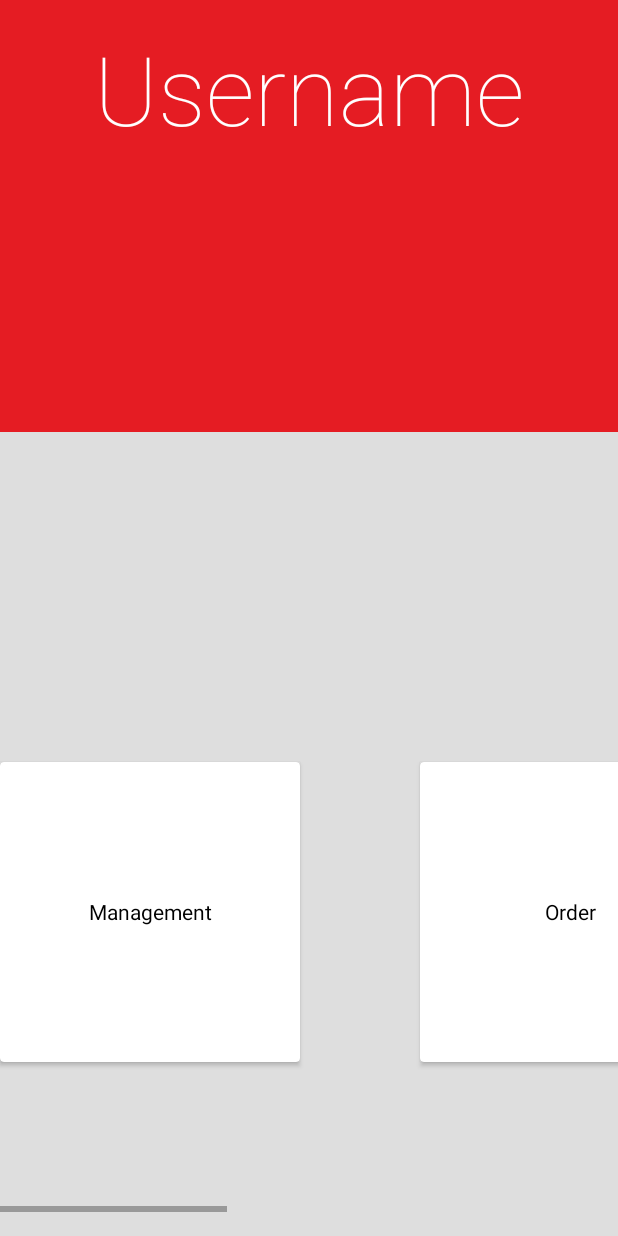
After one commit to RegardtS/ItalishPizza-AndroidStudio, an Android app: the MainMenu screen opened directly, with no data from a screen before it, on a phone screen of 412 x 824 dp. The commit adds this screen. Run offline under Robolectric (Android 15) with nearby library versions, the phone set to English and light mode, and no system bars.

Commit message:
Added main menu

```diff
--- a/app/src/main/AndroidManifest.xml
+++ b/app/src/main/AndroidManifest.xml
@@ -10,14 +10,21 @@
         <activity
             android:name=".LoginActivity"
             android:label="@string/app_name"
-            android:screenOrientation="landscape"
-            >
+            android:screenOrientation="landscape" >
             <intent-filter>
                 <action android:name="android.intent.action.MAIN" />
 
                 <category android:name="android.intent.category.LAUNCHER" />
             </intent-filter>
         </activity>
+        <activity
+            android:name=".MainMenu"
+            android:label="@string/title_activity_main_menu"
+            android:parentActivityName=".LoginActivity" >
+            <meta-data
+                android:name="android.support.PARENT_ACTIVITY"
+                android:value="regi.italishpizza.LoginActivity" />
+        </activity>
     </application>
 
 </manifest>
--- a/app/src/main/java/regi/italishpizza/LoginActivity.java
+++ b/app/src/main/java/regi/italishpizza/LoginActivity.java
@@ -4,6 +4,7 @@ import android.app.ActionBar.LayoutParams;
 import android.app.Activity;
 import android.app.AlertDialog;
 import android.content.DialogInterface;
+import android.content.Intent;
 import android.graphics.Color;
 import android.os.Bundle;
 import android.support.v7.widget.CardView;
@@ -15,7 +16,6 @@ import android.view.View;
 import android.widget.EditText;
 import android.widget.LinearLayout;
 import android.widget.TextView;
-import android.widget.Toast;
 
 import java.util.List;
 
@@ -33,13 +33,8 @@ public class LoginActivity extends Activity implements View.OnClickListener {
 
         LinearLayout gl = (LinearLayout) findViewById(R.id.LoginLinearLayout);
 
-        db.addStaffMember("Regi","Pass","1");
+        db.addStaffMember("Regi", "Pass", "1");
         List<String> staff = db.getAllStaffUsernames();
-
-
-
-
-
 
 
         for (int i = 0; i < staff.size(); i++) {
@@ -55,7 +50,6 @@ public class LoginActivity extends Activity implements View.OnClickListener {
             int margin = (int) (8 * scale + 0.5f);
             lp.setMargins(margin, margin, margin, margin);
             cv.setLayoutParams(lp);
-
 
 
             TextView tv = new TextView(this);
@@ -86,8 +80,6 @@ public class LoginActivity extends Activity implements View.OnClickListener {
     }
 
 
-
-
     @Override
     public boolean onCreateOptionsMenu(Menu menu) {
         getMenuInflater().inflate(R.menu.login, menu);
@@ -105,12 +97,10 @@ public class LoginActivity extends Activity implements View.OnClickListener {
 
     public void onClick(View view) {
 
-        final String viewtag = view.getTag() + "";
+        final String viewTag = view.getTag() + "";
 
         AlertDialog.Builder builder = new AlertDialog.Builder(this);
-        builder.setTitle("Enter password for " + viewtag);
-
-
+        builder.setTitle("Enter password for " + viewTag);
 
 // Set up the input
         final EditText input = new EditText(this);
@@ -122,14 +112,10 @@ public class LoginActivity extends Activity implements View.OnClickListener {
         builder.setPositiveButton("OK", new DialogInterface.OnClickListener() {
             @Override
             public void onClick(DialogInterface dialog, int which) {
-                if (db.verifyUser(viewtag, input.getText().toString())){
-                    Toast.makeText(getApplicationContext(), "Success login", Toast.LENGTH_SHORT).show();
-                }else{
-                    Toast.makeText(getApplicationContext(), "failed login", Toast.LENGTH_SHORT).show();
+                if (db.verifyUser(viewTag, input.getText().toString())) {
+                    Intent x = new Intent(LoginActivity.this, MainMenu.class);
+                    startActivity(x);
                 }
-
-
-
             }
         });
         builder.setNegativeButton("Cancel", new DialogInterface.OnClickListener() {
--- /dev/null
+++ b/app/src/main/java/regi/italishpizza/MainMenu.java
@@ -0,0 +1,99 @@
+package regi.italishpizza;
+
+import android.app.ActionBar;
+import android.app.Activity;
+import android.graphics.Color;
+import android.os.Bundle;
+import android.support.v7.widget.CardView;
+import android.view.Gravity;
+import android.view.Menu;
+import android.view.MenuItem;
+import android.view.View;
+import android.widget.LinearLayout;
+import android.widget.TextView;
+import android.widget.Toast;
+
+import java.util.Arrays;
+import java.util.List;
+
+public class MainMenu extends Activity implements View.OnClickListener{
+
+    @Override
+    protected void onCreate(Bundle savedInstanceState) {
+        super.onCreate(savedInstanceState);
+        setContentView(R.layout.activity_main_menu);
+
+        LinearLayout gl = (LinearLayout) findViewById(R.id.MainLinearLayout);
+        List<String> menuChoices = Arrays.asList("Management", "Order", "Inventory", "Bookings");
+
+
+
+
+        for (int i = 0; i < menuChoices.size(); i++) {
+            CardView cv = new CardView(this);
+
+            cv.setRadius(4);
+
+            ActionBar.LayoutParams lp = new ActionBar.LayoutParams(ActionBar.LayoutParams.WRAP_CONTENT, ActionBar.LayoutParams.WRAP_CONTENT);
+
+            final float scale = getResources().getDisplayMetrics().density;
+            lp.width = (int) (200 * scale + 0.5f);
+            lp.height = (int) (200 * scale + 0.5f);
+            int margin = (int) (8 * scale + 0.5f);
+            lp.setMargins(margin, margin, margin, margin);
+            cv.setLayoutParams(lp);
+
+
+            TextView tv = new TextView(this);
+            tv.setText(menuChoices.get(i));
+            tv.setGravity(Gravity.CENTER);
+            tv.setTextColor(Color.BLACK);
+
+            cv.addView(tv);
+
+            cv.setTag(menuChoices.get(i));
+            cv.setOnClickListener(this);
+            gl.addView(cv);
+
+
+            View v = new View(getApplicationContext());
+
+            ActionBar.LayoutParams lp2 = new ActionBar.LayoutParams(ActionBar.LayoutParams.WRAP_CONTENT, ActionBar.LayoutParams.WRAP_CONTENT);
+            lp2.width = (int) (80 * scale + 0.5f);
+            lp2.height = (int) (175 * scale + 0.5f);
+
+            v.setLayoutParams(lp2);
+
+            gl.addView(v);
+
+
+        }
+
+
+    }
+
+
+    @Override
+    public boolean onCreateOptionsMenu(Menu menu) {
+        // Inflate the menu; this adds items to the action bar if it is present.
+        getMenuInflater().inflate(R.menu.main_menu, menu);
+        return true;
+    }
+
+    @Override
+    public boolean onOptionsItemSelected(MenuItem item) {
+        // Handle action bar item clicks here. The action bar will
+        // automatically handle clicks on the Home/Up button, so long
+        // as you specify a parent activity in AndroidManifest.xml.
+        int id = item.getItemId();
+        if (id == R.id.action_settings) {
+            return true;
+        }
+        return super.onOptionsItemSelected(item);
+    }
+
+
+    public void onClick(View view) {
+        Toast.makeText(getApplicationContext(),"Clicked",Toast.LENGTH_SHORT).show();
+    }
+}
--- /dev/null
+++ b/app/src/main/res/layout/activity_main_menu.xml
@@ -0,0 +1,47 @@
+<RelativeLayout xmlns:android="http://schemas.android.com/apk/res/android"
+    xmlns:tools="http://schemas.android.com/tools"
+    android:layout_width="match_parent"
+    android:layout_height="match_parent"
+    tools:context="regi.italishpizza.MainMenu"
+    android:background="#DEDEDE"
+    android:orientation="vertical">
+
+    <LinearLayout
+        android:layout_width="fill_parent"
+        android:layout_height="288dp"
+        android:paddingTop="@dimen/activity_vertical_margin"
+        android:background="#e51c23"
+        android:layout_alignParentTop="true"
+        android:gravity="center_horizontal"
+        android:orientation="vertical">
+
+        <TextView
+            android:id="@+id/TV_username"
+            android:layout_width="wrap_content"
+            android:layout_height="wrap_content"
+            android:text="Username"
+            android:textColor="@android:color/white"
+            android:fontFamily="sans-serif-thin"
+            android:textSize="64sp" />
+
+    </LinearLayout>
+
+
+    <HorizontalScrollView
+        android:layout_alignParentBottom="true"
+
+        android:layout_marginTop="@dimen/activity_vertical_margin"
+        android:layout_marginBottom="@dimen/activity_vertical_margin"
+        android:layout_width="match_parent"
+        android:layout_height="400dp">
+
+        <LinearLayout
+            android:id="@+id/MainLinearLayout"
+            android:layout_width="fill_parent"
+            android:layout_height="fill_parent"
+            android:orientation="horizontal"
+            android:gravity="center" />
+
+    </HorizontalScrollView>
+
+</RelativeLayout>
--- /dev/null
+++ b/app/src/main/res/menu/main_menu.xml
@@ -0,0 +1,8 @@
+<menu xmlns:android="http://schemas.android.com/apk/res/android"
+    xmlns:tools="http://schemas.android.com/tools"
+    tools:context="regi.italishpizza.MainMenu" >
+    <item android:id="@+id/action_settings"
+        android:title="@string/action_settings"
+        android:orderInCategory="100"
+        android:showAsAction="never" />
+</menu>
--- a/app/src/main/res/values/strings.xml
+++ b/app/src/main/res/values/strings.xml
@@ -4,5 +4,6 @@
     <string name="app_name">Italish Pizza</string>
     <string name="hello_world">Hello world!</string>
     <string name="action_settings">Settings</string>
+    <string name="title_activity_main_menu">MainMenu</string>
 
 </resources>
```
